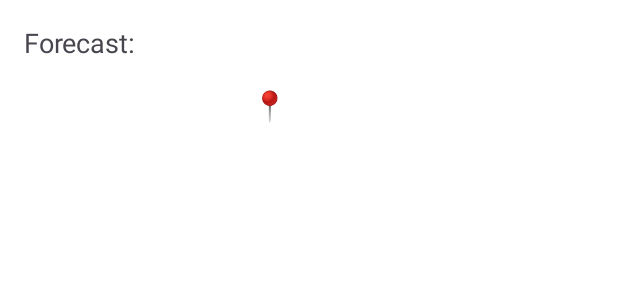
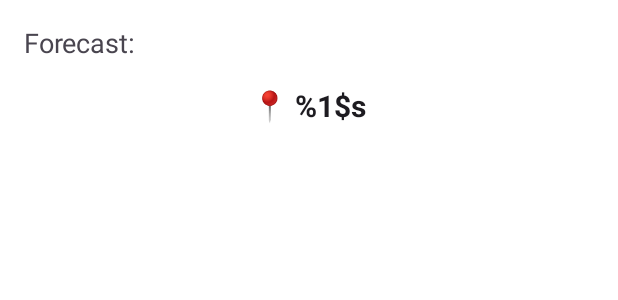
Before and after one commit to giuliavanni/Mobile-25-MeteoApp, an Android app: the layout activity_forecast.xml on its own in the app's theme, with its tools: preview values and no code run, on a phone screen of 412 x 824 dp. Shown: the top 300 px of the screen. Run offline under Robolectric (Android 15) with nearby library versions, the phone set to English and light mode, and no system bars.

Commit message:
changed text color

```diff
--- a/ui/src/main/res/layout/activity_forecast.xml
+++ b/ui/src/main/res/layout/activity_forecast.xml
@@ -21,7 +21,7 @@
         android:textStyle="bold"
         android:layout_margin="16dp"
         android:layout_gravity="center_horizontal"
-        android:textColor="@android:color/white" />
+        android:textColor="?android:textColorPrimary" />
 
     <androidx.recyclerview.widget.RecyclerView
         android:id="@+id/forecastRecyclerView"
```
